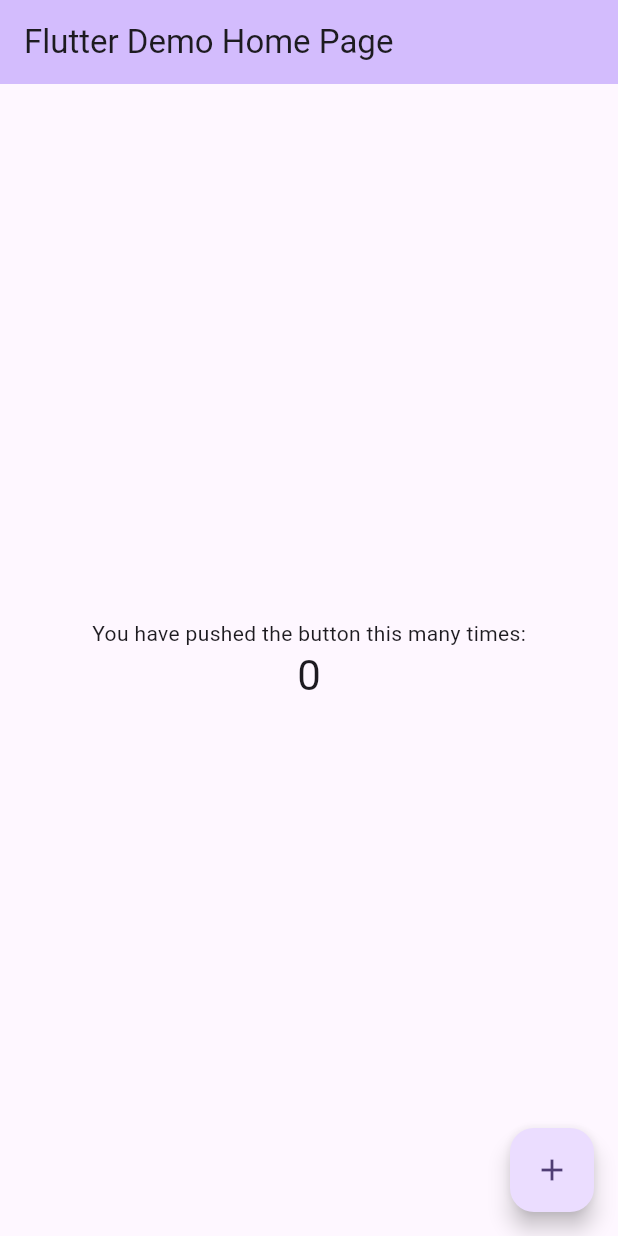
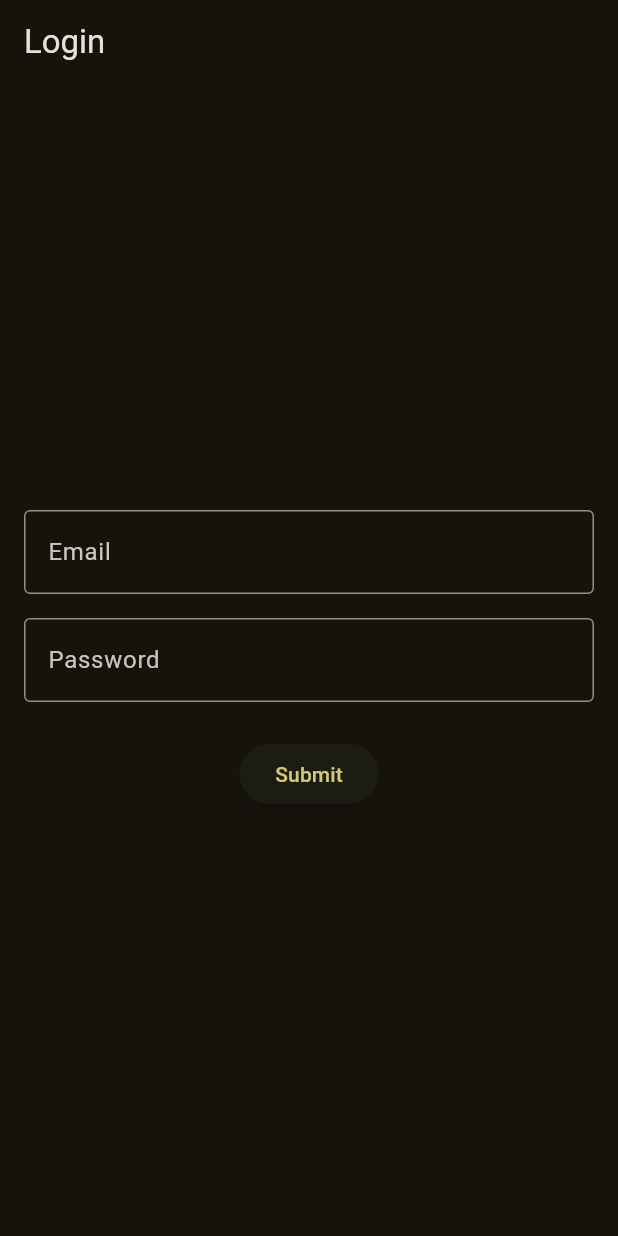
Before and after one commit to benyaminR/note-taker, a Flutter app: the screen it shows after launch, on a phone screen of 412 x 824 dp. Run offline on Flutter 3.47's test engine with Material 3 defaults, Android fonts, the phone set to English and light mode, and no system bars; our stand-ins replace get, pocketbase.

Commit message:
Added register and login

```diff
--- /dev/null
+++ b/lib/login_view.dart
@@ -0,0 +1,94 @@
+import 'package:flutter/material.dart';
+import 'package:get/get.dart';
+import 'package:note_taker/auth_controller.dart';
+
+class LoginView extends StatefulWidget {
+  @override
+  _LoginViewState createState() => _LoginViewState();
+}
+
+class _LoginViewState extends State<LoginView> {
+  final _formKey = GlobalKey<FormState>();
+  final _emailController = TextEditingController();
+  final _passwordController = TextEditingController();
+
+  @override
+  void dispose() {
+    _emailController.dispose();
+    _passwordController.dispose();
+    super.dispose();
+  }
+
+  void _submitForm() {
+    if (_formKey.currentState!.validate()) {
+      // Perform login logic here
+      String email = _emailController.text;
+      String password = _passwordController.text;
+
+      Get.find<AuthController>().signInWithUsernameAndPassword(email, password);
+      // Clear the form fields
+      _emailController.clear();
+      _passwordController.clear();
+    }
+  }
+
+  @override
+  Widget build(BuildContext context) {
+    return Scaffold(
+      appBar: AppBar(
+        title: Text('Login'),
+      ),
+      body: Padding(
+        padding: EdgeInsets.all(16.0),
+        child: Form(
+          key: _formKey,
+          child: Column(
+            mainAxisAlignment: MainAxisAlignment.center,
+            children: <Widget>[
+              TextFormField(
+                controller: _emailController,
+                decoration: InputDecoration(
+                  labelText: 'Email',
+                  border: OutlineInputBorder(),
+                ),
+                keyboardType: TextInputType.emailAddress,
+                validator: (value) {
+                  if (value == null || value.isEmpty) {
+                    return 'Please enter your email';
+                  }
+                  if (!value.contains('@')) {
+                    return 'Please enter a valid email';
+                  }
+                  return null;
+                },
+              ),
+              SizedBox(height: 16.0),
+              TextFormField(
+                controller: _passwordController,
+                decoration: InputDecoration(
+                  labelText: 'Password',
+                  border: OutlineInputBorder(),
+                ),
+                obscureText: true,
+                validator: (value) {
+                  if (value == null || value.isEmpty) {
+                    return 'Please enter your password';
+                  }
+                  if (value.length < 6) {
+                    return 'Password must be at least 6 characters';
+                  }
+                  return null;
+                },
+              ),
+              SizedBox(height: 24.0),
+              ElevatedButton(
+                onPressed: _submitForm,
+                child: Text('Submit'),
+              ),
+            ],
+          ),
+        ),
+      ),
+    );
+  }
+}
--- a/lib/main.dart
+++ b/lib/main.dart
@@ -1,125 +1,48 @@
 import 'package:flutter/material.dart';
+import 'package:get/get.dart';
+import 'package:note_taker/add_note_view.dart';
+import 'package:note_taker/auth_binding.dart';
+import 'package:note_taker/auth_controller.dart';
+import 'package:note_taker/home_view.dart';
+import 'package:note_taker/login_view.dart';
+import 'package:note_taker/services/pb_service.dart';
 
-void main() {
-  runApp(const MyApp());
+void main() async {
+  await initDependencies();
+  runApp(GetMaterialApp(
+    initialBinding: AuthBinding(),
+    debugShowCheckedModeBanner: false,
+    initialRoute: '/',
+    getPages: AppRoutes.routes,
+    theme: ThemeData(
+        useMaterial3: true,
+        iconTheme: const IconThemeData(color: Colors.white, size: 24),
+        colorScheme: ColorScheme.fromSeed(
+            seedColor: Colors.yellow, brightness: Brightness.dark)),
+  ));
 }
 
-class MyApp extends StatelessWidget {
-  const MyApp({super.key});
+Future<void> initDependencies() async {
+  WidgetsFlutterBinding.ensureInitialized();
+  Get.put(PBService());
+}
 
-  // This widget is the root of your application.
+class Root extends GetWidget<AuthController> {
+  static const String routeName = '/';
+
   @override
   Widget build(BuildContext context) {
-    return MaterialApp(
-      title: 'Flutter Demo',
-      theme: ThemeData(
-        // This is the theme of your application.
-        //
-        // TRY THIS: Try running your application with "flutter run". You'll see
-        // the application has a purple toolbar. Then, without quitting the app,
-        // try changing the seedColor in the colorScheme below to Colors.green
-        // and then invoke "hot reload" (save your changes or press the "hot
-        // reload" button in a Flutter-supported IDE, or press "r" if you used
-        // the command line to start the app).
-        //
-        // Notice that the counter didn't reset back to zero; the application
-        // state is not lost during the reload. To reset the state, use hot
-        // restart instead.
-        //
-        // This works for code too, not just values: Most code changes can be
-        // tested with just a hot reload.
-        colorScheme: ColorScheme.fromSeed(seedColor: Colors.deepPurple),
-        useMaterial3: true,
-      ),
-      home: const MyHomePage(title: 'Flutter Demo Home Page'),
-    );
+    return Obx(() =>
+        controller.userAuth.value.token.isNotEmpty ? HomeView() : LoginView());
   }
 }
 
-class MyHomePage extends StatefulWidget {
-  const MyHomePage({super.key, required this.title});
-
-  // This widget is the home page of your application. It is stateful, meaning
-  // that it has a State object (defined below) that contains fields that affect
-  // how it looks.
-
-  // This class is the configuration for the state. It holds the values (in this
-  // case the title) provided by the parent (in this case the App widget) and
-  // used by the build method of the State. Fields in a Widget subclass are
-  // always marked "final".
-
-  final String title;
-
-  @override
-  State<MyHomePage> createState() => _MyHomePageState();
+class AppRoutes {
+  static final routes = [
+    GetPage(
+      name: Root.routeName,
+      page: () => Root(),
+    ),
+    GetPage(name: AddNoteView.routeName, page: () => const AddNoteView()),
+  ];
 }
-
-class _MyHomePageState extends State<MyHomePage> {
-  int _counter = 0;
-
-  void _incrementCounter() {
-    setState(() {
-      // This call to setState tells the Flutter framework that something has
-      // changed in this State, which causes it to rerun the build method below
-      // so that the display can reflect the updated values. If we changed
-      // _counter without calling setState(), then the build method would not be
-      // called again, and so nothing would appear to happen.
-      _counter++;
-    });
-  }
-
-  @override
-  Widget build(BuildContext context) {
-    // This method is rerun every time setState is called, for instance as done
-    // by the _incrementCounter method above.
-    //
-    // The Flutter framework has been optimized to make rerunning build methods
-    // fast, so that you can just rebuild anything that needs updating rather
-    // than having to individually change instances of widgets.
-    return Scaffold(
-      appBar: AppBar(
-        // TRY THIS: Try changing the color here to a specific color (to
-        // Colors.amber, perhaps?) and trigger a hot reload to see the AppBar
-        // change color while the other colors stay the same.
-        backgroundColor: Theme.of(context).colorScheme.inversePrimary,
-        // Here we take the value from the MyHomePage object that was created by
-        // the App.build method, and use it to set our appbar title.
-        title: Text(widget.title),
-      ),
-      body: Center(
-        // Center is a layout widget. It takes a single child and positions it
-        // in the middle of the parent.
-        child: Column(
-          // Column is also a layout widget. It takes a list of children and
-          // arranges them vertically. By default, it sizes itself to fit its
-          // children horizontally, and tries to be as tall as its parent.
-          //
-          // Column has various properties to control how it sizes itself and
-          // how it positions its children. Here we use mainAxisAlignment to
-          // center the children vertically; the main axis here is the vertical
-          // axis because Columns are vertical (the cross axis would be
-          // horizontal).
-          //
-          // TRY THIS: Invoke "debug painting" (choose the "Toggle Debug Paint"
-          // action in the IDE, or press "p" in the console), to see the
-          // wireframe for each widget.
-          mainAxisAlignment: MainAxisAlignment.center,
-          children: <Widget>[
-            const Text(
-              'You have pushed the button this many times:',
-            ),
-            Text(
-              '$_counter',
-              style: Theme.of(context).textTheme.headlineMedium,
-            ),
-          ],
-        ),
-      ),
-      floatingActionButton: FloatingActionButton(
-        onPressed: _incrementCounter,
-        tooltip: 'Increment',
-        child: const Icon(Icons.add),
-      ), // This trailing comma makes auto-formatting nicer for build methods.
-    );
-  }
-}
--- /dev/null
+++ b/lib/services/pb_service.dart
@@ -0,0 +1,29 @@
+import 'package:pocketbase/pocketbase.dart';
+
+class PBService {
+  final pb = PocketBase('http://10.0.2.2:8090');
+
+  Future<RecordAuth> authenticateWithPassword(
+      String email, String password) async {
+    try {
+      var authData =
+          await pb.collection("users").authWithPassword(email, password);
+      return authData;
+    } on ClientException catch (e) {
+      print("Failed to authenticated - Creating a new user");
+
+      final body = <String, dynamic>{
+        "password": password,
+        "passwordConfirm": password,
+        "email": email,
+      };
+      var newUser = await pb.collection("users").create(body: body);
+      var authData = pb.collection("users").authWithPassword(email, password);
+      return authData;
+    }
+  }
+
+  clearAuthToken() async {
+    pb.authStore.clear();
+  }
+}
--- a/pubspec.yaml
+++ b/pubspec.yaml
@@ -34,6 +34,8 @@ dependencies:
   # The following adds the Cupertino Icons font to your application.
   # Use with the CupertinoIcons class for iOS style icons.
   cupertino_icons: ^1.0.8
+  pocketbase: ^0.20.0
+  get: ^4.6.6
 
 dev_dependencies:
   flutter_test:
```
Also changed, not shown: lib/add_note_view.dart (added, +12 -0 lines), lib/auth_binding.dart (added, +9 -0 lines), lib/auth_controller.dart (added, +35 -0 lines), lib/home_view.dart (added, +10 -0 lines), pubspec.lock, 1 other file.
